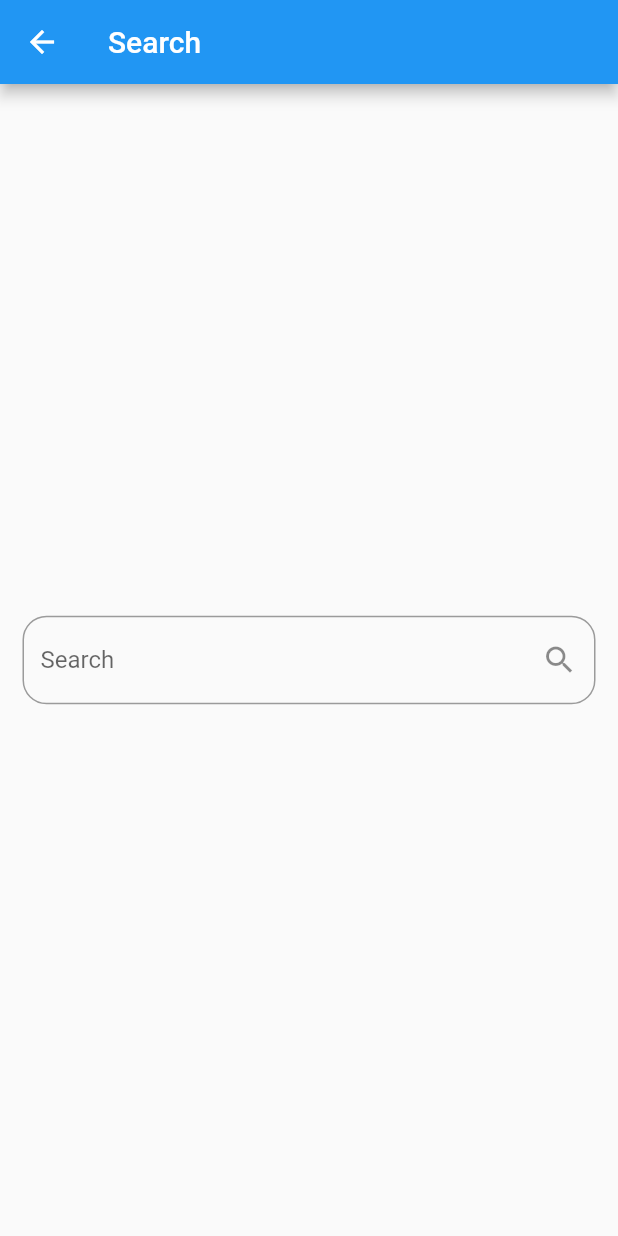
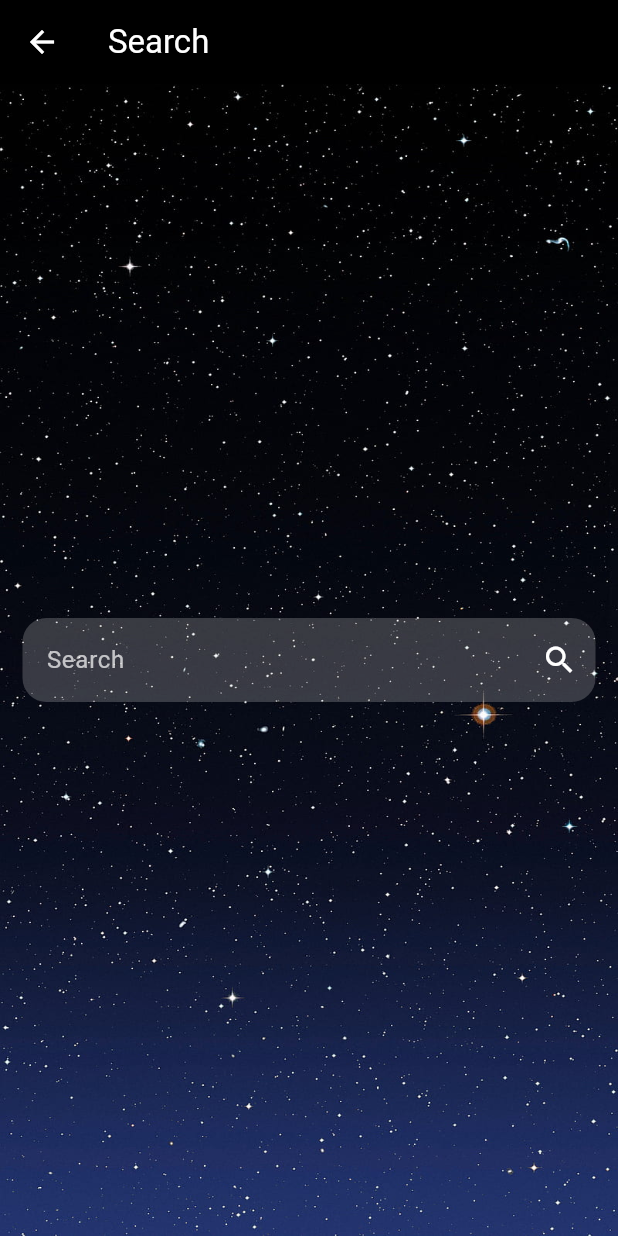
Before and after one commit to Emad-Ayad/SkyCast, a Flutter app: the screen it shows after launch, after a tap on the "search" icon, on a phone screen of 412 x 824 dp. Run offline on Flutter 3.47's test engine with Material 3 defaults, Android fonts, the phone set to English and light mode, and no system bars; our stand-ins replace dio, flutter_bloc; missing offline and left inert: dart:ffi.

Commit message:
change UI

```diff
--- a/lib/main.dart
+++ b/lib/main.dart
@@ -15,101 +15,10 @@ class MyApp extends StatelessWidget {
   Widget build(BuildContext context) {
     return BlocProvider(
       create: (context) => GetWeatherCubit(),
-      child: BlocBuilder<GetWeatherCubit, WeatherState>(
-        builder: (context, state) {
-          MaterialColor themeColor;
-
-          // Determine the theme color based on the state
-          if (state is WeatherLoadedState) {
-            themeColor = getWeatherColor(state.weatherModel.weatherCondition);
-          } else {
-            themeColor = getWeatherColor(null); // Default color if no weather data
-          }
-          return MaterialApp(
-            debugShowCheckedModeBanner: false,
-            theme: ThemeData(
-              useMaterial3: false,
-              primarySwatch: themeColor,
-            ),
-            home: HomeView(),
-          );
-        },
+      child: MaterialApp(
+        debugShowCheckedModeBanner: false,
+        home: HomeView(),
       ),
     );
   }
 }
-
-
-MaterialColor getWeatherColor(String? condition) {
-  if (condition == null) {
-    return Colors.blue;
-  }
-  switch (condition.toLowerCase()) {
-  // Clear and Sunny
-    case "sunny":
-    case "clear":
-      return Colors.yellow; // Sunny
-
-  // Cloudy and Overcast
-    case "partly cloudy":
-    case "cloudy":
-    case "overcast":
-      return Colors.blueGrey; // Cloudy
-
-  // Mist and Fog
-    case "mist":
-    case "fog":
-    case "freezing fog":
-      return Colors.blue; // Mist/Fog
-
-  // Rain
-    case "patchy rain possible":
-    case "light rain":
-    case "moderate rain":
-    case "heavy rain":
-    case "patchy light rain":
-    case "light rain shower":
-    case "moderate or heavy rain shower":
-    case "torrential rain shower":
-      return Colors.lightBlue; // Rain
-
-  // Sleet and Freezing Rain
-    case "patchy sleet possible":
-    case "light sleet":
-    case "moderate or heavy sleet":
-    case "light freezing rain":
-    case "moderate or heavy freezing rain":
-      return Colors.grey; // Sleet/Freezing Rain
-
-  // Snow
-    case "patchy light snow":
-    case "light snow":
-    case "patchy moderate snow":
-    case "moderate snow":
-    case "patchy heavy snow":
-    case "heavy snow":
-    case "light snow showers":
-    case "moderate or heavy snow showers":
-    case "blowing snow":
-    case "blizzard":
-    case "ice pellets":
-      return Colors.grey; // Snow
-
-  // Thunderstorms
-    case "thundery outbreaks possible":
-    case "patchy light rain with thunder":
-    case "moderate or heavy rain with thunder":
-      return Colors.deepOrange; // Thunderstorms
-  // Other conditions
-
-    case "patchy light drizzle":
-    case "light drizzle":
-    case "freezing drizzle":
-    case "heavy freezing drizzle":
-      return Colors.blueGrey; // Drizzle
-
-  // Default for unknown conditions
-    default:
-      return Colors.blue; // Default color
-  }
-}
--- a/lib/model/weather_model.dart
+++ b/lib/model/weather_model.dart
@@ -1,3 +1,7 @@
+import 'dart:ffi';
+
+import 'package:skycast/model/hourly_model.dart';
+
 class WeatherModel {
   final String cityName;
   final DateTime date;
@@ -5,7 +9,10 @@ class WeatherModel {
   final double temp;
   final double maxTemp;
   final double minTemp;
+  final int humidity;
+  final double wind;
   final String weatherCondition;
+  final List<HourlyModel> hourlyData;
 
   WeatherModel({required this.cityName,
     required this.date,
@@ -13,18 +20,33 @@ class WeatherModel {
     required this.temp,
     required this.maxTemp,
     required this.minTemp,
-    required this.weatherCondition
+    required this.humidity,
+    required this.wind,
+    required this.weatherCondition,
+    required this.hourlyData
   });
 
   factory WeatherModel.fromJson(json){
     return WeatherModel(
         cityName: json['location']['name'],
-        date: DateTime.parse(json['current']['last_updated']) ,
-        image: json['forecast']['forecastday'][0]['day']['condition']['icon'],
+        date: DateTime.parse(json['current']['last_updated']),
+        image: json['current']['condition']['icon'],
         temp: json['forecast']['forecastday'][0]['day']['avgtemp_c'],
         maxTemp: json['forecast']['forecastday'][0]['day']['maxtemp_c'],
         minTemp: json['forecast']['forecastday'][0]['day']['mintemp_c'],
-        weatherCondition: json['forecast']['forecastday'][0]['day']['condition']['text'],
+        humidity: json['current']['humidity'],
+        wind: json['current']['wind_kph'],
+        weatherCondition: json['current']['condition']['text'],
+        hourlyData: getHourlyData(json),
     );
   }
+
+  static List<HourlyModel> getHourlyData(Map<String, dynamic> json) {
+    List newJson = json['forecast']['forecastday'][0]['hour'];
+    List<HourlyModel> list = [];
+    for (int i = 0; i < newJson.length; i++) {
+      list.add(HourlyModel.fromJson(newJson[i]));
+    }
+    return list;
+  }
 }
--- a/lib/view/home_view.dart
+++ b/lib/view/home_view.dart
@@ -14,8 +14,11 @@ class HomeView extends StatelessWidget {
   Widget build(BuildContext context) {
     return Scaffold(
       appBar: AppBar(
-        title:  Text(
-          'Weather App',),
+        backgroundColor: Colors.black,
+        title: const Text(
+          'SkyCast',
+          style: TextStyle(color: Colors.white),
+        ),
         actions: [
           IconButton(
             onPressed: () {
@@ -23,8 +26,9 @@ class HomeView extends StatelessWidget {
                 return SearchView();
               }));
             },
-            icon: Icon(
+            icon: const Icon(
               Icons.search,
+              color: Colors.white,
             ),
           ),
         ],
@@ -34,7 +38,9 @@ class HomeView extends StatelessWidget {
           if (state is WeatherInitialState) {
             return NoWeatherBody();
           } else if (state is WeatherLoadedState) {
-            return WeatherInfoBody(weather: state.weatherModel,);
+            return WeatherInfoBody(
+              weather: state.weatherModel,
+            );
           } else {
             return Text("oops there is something wrong");
           }
--- a/lib/view/search_view.dart
+++ b/lib/view/search_view.dart
@@ -12,34 +12,56 @@ class SearchView extends StatelessWidget {
   Widget build(BuildContext context) {
     return Scaffold(
       appBar: AppBar(
-        title: Text("Search"),
+        iconTheme: IconThemeData(
+          color: Colors.white, //change your color here
         ),
-      body: Padding(
+        backgroundColor: Colors.black,
+        title: const Text("Search",style: TextStyle(
+          color: Colors.white
+        ),),
+      ),
+      body: Stack(
+        children:[
+          Image.asset(
+            width: double.infinity,
+            height: double.infinity,
+            "assets/weather.jpg",
+            fit: BoxFit.fill,
+          ),
+          Padding(
           padding: const EdgeInsets.all(15.0),
           child: Column(
             mainAxisAlignment: MainAxisAlignment.center,
             children: [
               TextField(
-              onSubmitted: (value) async{
-               var getWeatherCubit= BlocProvider.of<GetWeatherCubit>(context);
+                style: const TextStyle(color: Colors.white),
+                onSubmitted: (value) async {
+                  var getWeatherCubit =
+                  BlocProvider.of<GetWeatherCubit>(context);
                   getWeatherCubit.getWeather(cityName: value);
                   Navigator.pop(context);
                 },
                 decoration: InputDecoration(
-                suffixIcon: Icon(Icons.search),
-                label: Text("Search"),
-                hintText: "Search A City",
-                hintStyle: TextStyle(
-                  color: Colors.grey
+                  suffixIcon: const Icon(
+                    Icons.search,
+                    color: Colors.white,
                   ),
+                  labelText: "Search",
+                  labelStyle: const TextStyle(color: Colors.white70),
+                  hintText: "Enter a city name",
+                  hintStyle: const TextStyle(color: Colors.white54),
+                  filled: true,
+                  fillColor: Colors.white.withOpacity(0.2),
                   border: OutlineInputBorder(
                     borderRadius: BorderRadius.circular(16),
-                  borderSide: BorderSide(color: Colors.orange)
+                    borderSide: BorderSide.none,
                   ),
                 ),
-            )
+              ),
             ],
           ),
+        ),
+    ]
       ),
     );
   }
--- a/lib/widget/no_weather_body.dart
+++ b/lib/widget/no_weather_body.dart
@@ -7,27 +7,36 @@ class NoWeatherBody extends StatelessWidget {
 
   @override
   Widget build(BuildContext context) {
-    return const Padding(
-      padding: EdgeInsets.symmetric(horizontal: 16),
-      child: Center(
+    return Stack(children: [
+      Image.asset(
+        width: double.infinity,
+        height: double.infinity,
+        "assets/weather.jpg",
+        fit: BoxFit.fill,
+      ),
+      Padding(
+        padding: const EdgeInsets.all(16),
+        child: Container(
+          decoration: BoxDecoration(
+              color: Colors.grey.withOpacity(0.3),
+              borderRadius: BorderRadius.circular(25)),
+          child: const Center(
             child: Column(
               mainAxisSize: MainAxisSize.min,
               children: [
                 Text(
                   'there is no weather 😔 start',
-              style: TextStyle(
-                fontSize: 25,
-              ),
+                  style: TextStyle(fontSize: 25, color: Colors.white),
                 ),
                 Text(
                   'searching now 🔍',
-              style: TextStyle(
-                fontSize: 25,
+                  style: TextStyle(fontSize: 25, color: Colors.white),
                 ),
-            )
               ],
             ),
           ),
-    );
+        ),
+      ),
+    ]);
   }
 }
--- a/pubspec.yaml
+++ b/pubspec.yaml
@@ -61,8 +61,8 @@ flutter:
   uses-material-design: true
 
   # To add assets to your application, add an assets section, like this:
-  # assets:
-  #   - images/a_dot_burr.jpeg
+  assets:
+    - assets/
   #   - images/a_dot_ham.jpeg
 
   # An image asset can refer to one or more resolution-specific "variants", see
```
Also changed, not shown: lib/widget/details.dart (added, +31 -0 lines), lib/widget/weather_info_body.dart (+62 -37 lines), assets/Humidity.png (added), assets/maxTemp.png (added), assets/weather.jpg (added), assets/wind.png (added). Lines whose indentation alone changed are shown as unchanged.
